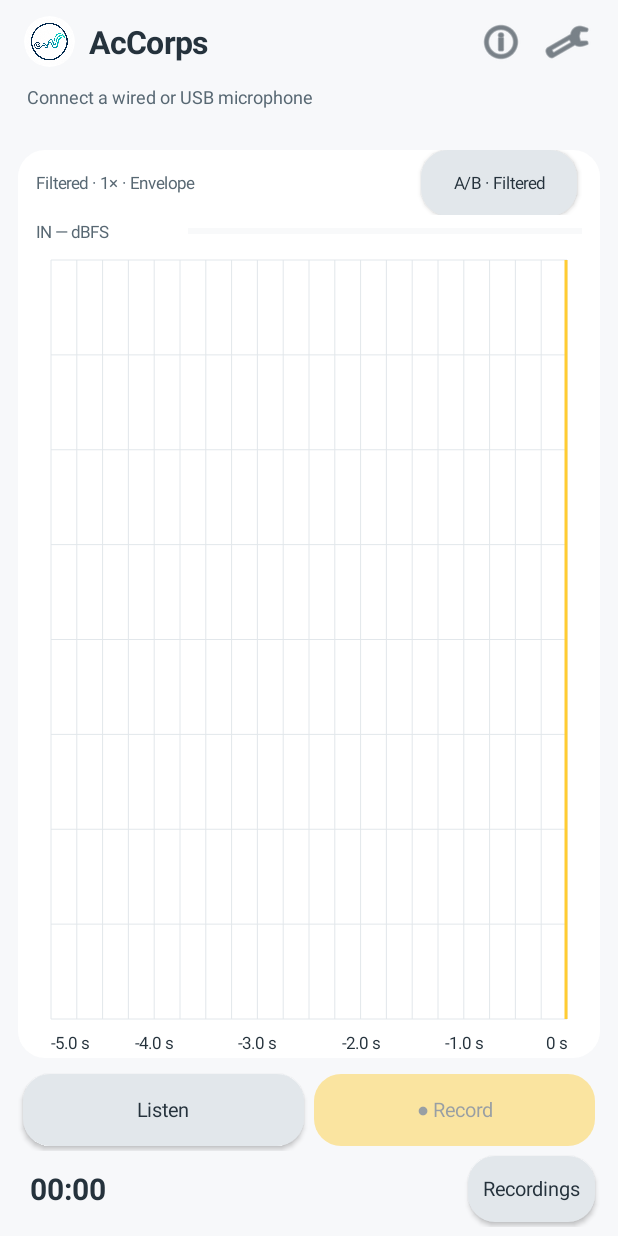
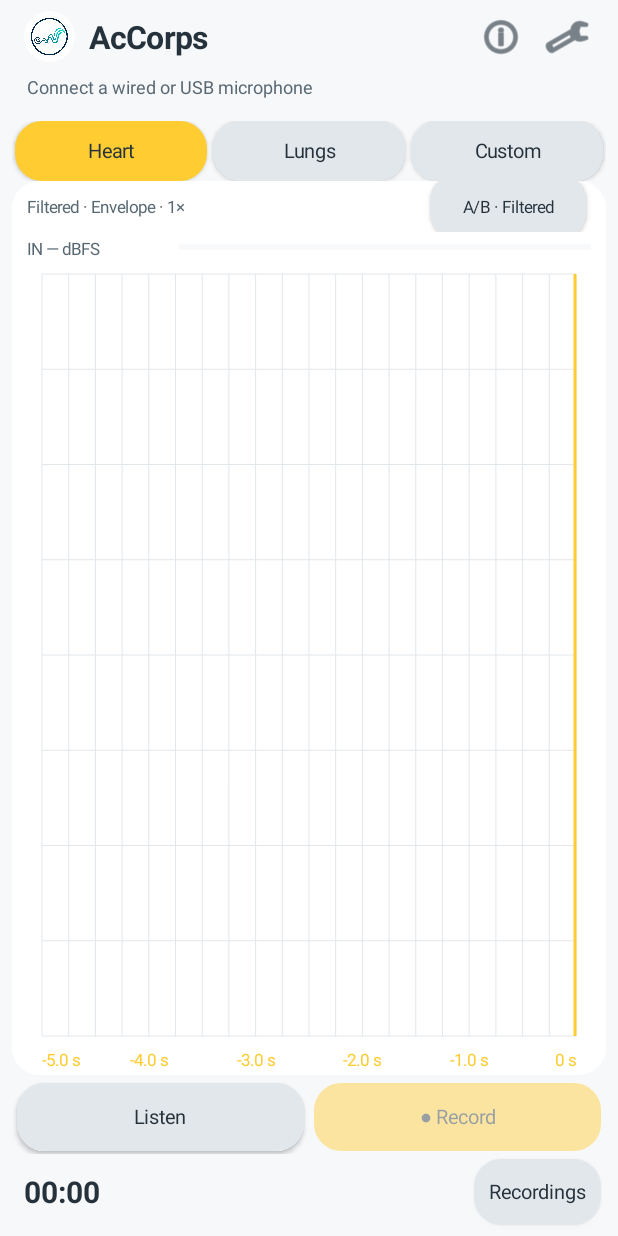
Before and after one commit to Orbivia/AcCorps, an Android app: the screen it shows after launch (MainActivity), on a phone screen of 412 x 824 dp. Run offline under Robolectric (Android 15) with nearby library versions, the phone set to English and light mode, and no system bars; 1 statement that could not run was skipped.

Commit message:
Enlarge live scope, compact transport and add quick Heart/Lungs profiles

```diff
--- a/app/src/main/java/fr/orbivia/accorps/MainActivity.java
+++ b/app/src/main/java/fr/orbivia/accorps/MainActivity.java
@@ -29,6 +29,7 @@ public final class MainActivity extends Activity {
  private TextView state,timer,displayInfo,levelInfo;
  private ProgressBar inputMeter;
  private Button compareButton;
+ private Button[] quickModes;
  private long lastMeterUpdate;
  private Button listen,record,stop,back;
  private File recording,export;
@@ -63,35 +64,46 @@ public final class MainActivity extends Activity {
   TextView brand=text(s(R.string.app_name),21,fg);brand.setTypeface(null,Typeface.BOLD);header.addView(brand);
   header.addView(new Space(this),new LinearLayout.LayoutParams(0,1,1));
   icon(header,android.R.drawable.ic_menu_info_details,R.string.terms_info,this::terms);icon(header,android.R.drawable.ic_menu_manage,R.string.settings_info,this::settings);
-  root.addView(header,new LinearLayout.LayoutParams(-1,dp(56)));
+  root.addView(header,new LinearLayout.LayoutParams(-1,dp(49)));
   state=text(s(R.string.connect),12,muted);state.setPadding(dp(18),0,dp(18),dp(7));state.setMaxLines(2);
-  state.setEllipsize(TextUtils.TruncateAt.END);root.addView(state,new LinearLayout.LayoutParams(-1,dp(40)));
-  FrameLayout content=new FrameLayout(this);root.addView(content,new LinearLayout.LayoutParams(-1,0,1));scopePanel=column();scopePanel.setPadding(dp(12),dp(4),dp(12),dp(6));content.addView(scopePanel,new FrameLayout.LayoutParams(-1,-1));
-  LinearLayout chart=column();chart.setBackground(shape(surface));chart.setPadding(dp(12),0,dp(12),0);scopePanel.addView(chart,new LinearLayout.LayoutParams(-1,0,1));
-  LinearLayout chartHeader=new LinearLayout(this);chartHeader.setGravity(Gravity.CENTER_VERTICAL);chart.addView(chartHeader,new LinearLayout.LayoutParams(-1,dp(43)));
+  state.setEllipsize(TextUtils.TruncateAt.END);root.addView(state,new LinearLayout.LayoutParams(-1,dp(29)));
+  FrameLayout content=new FrameLayout(this);root.addView(content,new LinearLayout.LayoutParams(-1,0,1));scopePanel=column();scopePanel.setPadding(dp(8),dp(2),dp(8),dp(4));content.addView(scopePanel,new FrameLayout.LayoutParams(-1,-1));
+  LinearLayout modeRow=new LinearLayout(this);modeRow.setGravity(Gravity.CENTER_VERTICAL);
+  scopePanel.addView(modeRow,new LinearLayout.LayoutParams(-1,dp(40)));
+  quickModes=new Button[]{
+    choice(s(R.string.heart),modeRow,false),
+    choice(s(R.string.lungs),modeRow,false),
+    choice(s(R.string.custom),modeRow,false)
+  };
+  quickModes[0].setOnClickListener(v->quickPreset(false));
+  quickModes[1].setOnClickListener(v->quickPreset(true));
+  quickModes[2].setOnClickListener(v->settings());
+  refreshQuickModes();
+  LinearLayout chart=column();chart.setBackground(shape(surface));chart.setPadding(dp(10),0,dp(10),0);scopePanel.addView(chart,new LinearLayout.LayoutParams(-1,0,1));
+  LinearLayout chartHeader=new LinearLayout(this);chartHeader.setGravity(Gravity.CENTER_VERTICAL);chart.addView(chartHeader,new LinearLayout.LayoutParams(-1,dp(34)));
   displayInfo=text("",11,muted);displayInfo.setGravity(Gravity.CENTER_VERTICAL);chartHeader.addView(displayInfo,new LinearLayout.LayoutParams(0,-2,1));
   compareButton=button(s(R.string.compare_filtered),chartHeader,false);compareButton.setTextSize(11);compareButton.setMinWidth(dp(104));
   compareButton.setOnClickListener(v->{engine.compareRaw=!engine.compareRaw;refreshCompare();});refreshCompare();
-  LinearLayout meterRow=new LinearLayout(this);meterRow.setGravity(Gravity.CENTER_VERTICAL);chart.addView(meterRow,new LinearLayout.LayoutParams(-1,dp(22)));
+  LinearLayout meterRow=new LinearLayout(this);meterRow.setGravity(Gravity.CENTER_VERTICAL);chart.addView(meterRow,new LinearLayout.LayoutParams(-1,dp(20)));
   levelInfo=text(s(R.string.input_level_idle),11,muted);meterRow.addView(levelInfo,new LinearLayout.LayoutParams(dp(101),-2));
   inputMeter=new ProgressBar(this,null,android.R.attr.progressBarStyleHorizontal);inputMeter.setMax(100);
   inputMeter.setProgressTintList(android.content.res.ColorStateList.valueOf(YELLOW));
   inputMeter.setProgressBackgroundTintList(android.content.res.ColorStateList.valueOf(line));
   meterRow.addView(inputMeter,new LinearLayout.LayoutParams(0,dp(5),1));
-  scope=new ScopeView(this,history,fg,line,YELLOW);scope.setSpeed(scrollSpeed);scope.setEnvelopeMode(envelopeDisplay);
-  scope.setOnClickListener(v->{scrollSpeed=scrollSpeed==4?1:4;scope.setSpeed(scrollSpeed);persistSettings();Toast.makeText(this,s(R.string.zoom_feedback,formatSpeed(scrollSpeed)),Toast.LENGTH_SHORT).show();});
+  scope=new ScopeView(this,history,YELLOW,line,YELLOW);scope.setSpeed(scrollSpeed);scope.setEnvelopeMode(envelopeDisplay);
+  scope.setOnClickListener(v->{scrollSpeed=scrollSpeed==2?1:2;scope.setSpeed(scrollSpeed);persistSettings();Toast.makeText(this,s(R.string.zoom_feedback,formatSpeed(scrollSpeed)),Toast.LENGTH_SHORT).show();});
   scope.setContentDescription(s(R.string.scope_tap_zoom));chart.addView(scope,new LinearLayout.LayoutParams(-1,0,1));
-  LinearLayout transport=column();transport.setPadding(0,dp(7),0,0);scopePanel.addView(transport);
+  LinearLayout transport=column();transport.setPadding(0,dp(3),0,0);scopePanel.addView(transport);
   LinearLayout controls=new LinearLayout(this);controls.setGravity(Gravity.CENTER_VERTICAL);transport.addView(controls);
   listen=button(s(R.string.listen),controls,false);listen.setOnClickListener(v->listenAction());
   record=button(s(R.string.record),controls,true);record.setEnabled(false);record.setAlpha(.45f);styleRecording(false);record.setOnClickListener(v->recordAction());
   stop=button(s(R.string.stop),controls,false);stop.setOnClickListener(v->engine.stop());stop.setVisibility(View.GONE);
   for(Button b:new Button[]{listen,record,stop}){
-   LinearLayout.LayoutParams p=new LinearLayout.LayoutParams(0,dp(48),1);p.setMargins(dp(3),dp(3),dp(3),dp(3));b.setLayoutParams(p);
+   LinearLayout.LayoutParams p=new LinearLayout.LayoutParams(0,dp(45),1);p.setMargins(dp(3),dp(2),dp(3),dp(2));b.setLayoutParams(p);
   }
   LinearLayout footer=new LinearLayout(this);footer.setGravity(Gravity.CENTER_VERTICAL);transport.addView(footer);
   timer=text("00:00",20,fg);timer.setTypeface(null,Typeface.BOLD);timer.setPadding(dp(8),0,0,0);
-  timer.setGravity(Gravity.CENTER_VERTICAL);footer.addView(timer,new LinearLayout.LayoutParams(0,dp(48),1));
+  timer.setGravity(Gravity.CENTER_VERTICAL);footer.addView(timer,new LinearLayout.LayoutParams(0,dp(42),1));
   button(s(R.string.recordings),footer,false).setOnClickListener(v->showRecordings(true));
   recordingsPanel=column();recordingsPanel.setPadding(dp(16),dp(4),dp(16),dp(8));recordingsPanel.setVisibility(View.GONE);content.addView(recordingsPanel,new FrameLayout.LayoutParams(-1,-1));
   TextView heading=text(s(R.string.recordings),22,fg);heading.setTypeface(null,Typeface.BOLD);recordingsPanel.addView(heading);ScrollView list=new ScrollView(this);list.setVerticalScrollBarEnabled(false);sessions=column();list.addView(sessions);recordingsPanel.addView(list,new LinearLayout.LayoutParams(-1,0,1));
@@ -104,11 +116,33 @@ public final class MainActivity extends Activity {
  private void start(File file){history.clear();scope.setPaused(false);scope.invalidate();timer.setText("00:00");playback=file!=null;engine.start(file);refreshCompare();listen.setText(R.string.pause_scope);record.setEnabled(!playback);record.setAlpha(playback?.45f:1);stop.setVisibility(View.VISIBLE);state.setText(file==null?s(R.string.live_status):s(R.string.playback,file.getName().replace(".wav","")));showRecordings(false);}
  private void recordAction(){try{if(engine.isRecording()){engine.finishRecord();record.setText(R.string.record);styleRecording(false);File saved=recording;recording=null;saveRecording(saved);}else{File dir=new File(getFilesDir(),"sessions");if(!dir.exists()&&!dir.mkdirs())throw new IOException(s(R.string.err_save,"storage unavailable"));File target=new File(dir,"Session_"+new SimpleDateFormat("yyyyMMdd_HHmmss_SSS",Locale.ROOT).format(new Date())+".wav");engine.record(target);recording=target;recordingStartFrame=engine.processedFrames();timer.setText("00:00");record.setText(R.string.finish);styleRecording(true);}}catch(IOException e){Toast.makeText(this,e.getMessage(),Toast.LENGTH_LONG).show();}}
  private void showRecordings(boolean show){showingRecordings=show;scopePanel.setVisibility(show?View.GONE:View.VISIBLE);recordingsPanel.setVisibility(show?View.VISIBLE:View.GONE);back.setVisibility(show?View.VISIBLE:View.GONE);if(show)library();else scope.invalidate();}
- private void updateDisplay(){displayInfo.setText(s(R.string.display_info,s(engine.compareRaw||!engine.settings.enabled?R.string.original:R.string.filtered),formatSpeed(scrollSpeed),s(envelopeDisplay?R.string.envelope:R.string.waveform)));}
+ private void updateDisplay(){
+  String processing=engine.compareRaw||!engine.settings.enabled?s(R.string.original):s(R.string.filtered);
+  if(engine.pitchEnabled&&!engine.compareRaw&&engine.pitchFactor>1.01&&engine.pitchMix>0)
+   processing=String.format(Locale.ROOT,"Pitch ×%.1f",engine.pitchFactor);
+  displayInfo.setText(processing+" · "+s(envelopeDisplay?R.string.envelope:R.string.waveform)+" · "+formatSpeed(scrollSpeed)+"×");
+ }
  private String formatSpeed(double value){return value==.5?"0.5":value==1?"1":value==2?"2":"4";}
- private void loadSettings(){android.content.SharedPreferences p=getPreferences(0);scrollSpeed=p.getFloat("scroll",1);if(scrollSpeed!=.5&&scrollSpeed!=1&&scrollSpeed!=2&&scrollSpeed!=4)scrollSpeed=1;envelopeDisplay=p.getBoolean("envelope",true);engine.settings=new Dsp.Settings(p.getFloat("low",(float)Dsp.HEART_LOW_HZ),p.getFloat("high",(float)Dsp.HEART_HIGH_HZ),p.getFloat("gain",0),p.getBoolean("enabled",true),p.getBoolean("notch",false),p.getBoolean("focused",false));engine.rawCapture=p.getBoolean("raw_capture",true);try{engine.outputMode=AudioChannels.Mode.valueOf(p.getString("audio_output","LEFT"));}catch(IllegalArgumentException|NullPointerException ignored){engine.outputMode=AudioChannels.Mode.LEFT;}}
- private void persistSettings(){Dsp.Settings d=engine.settings;getPreferences(0).edit().putFloat("scroll",(float)scrollSpeed).putBoolean("envelope",envelopeDisplay).putFloat("low",(float)d.lowHz).putFloat("high",(float)d.highHz).putFloat("gain",(float)d.gainDb).putBoolean("enabled",d.enabled).putBoolean("notch",d.notch).putBoolean("focused",d.focused).putBoolean("raw_capture",engine.rawCapture).putString("audio_output",engine.outputMode.name()).apply();updateDisplay();}
- private void refreshCompare(){if(compareButton==null)return;compareButton.setText(engine.compareRaw?R.string.compare_raw:R.string.compare_filtered);selected(compareButton,engine.compareRaw);updateDisplay();}
+ private void loadSettings(){android.content.SharedPreferences p=getPreferences(0);scrollSpeed=p.getFloat("scroll",1);if(scrollSpeed!=.5&&scrollSpeed!=1&&scrollSpeed!=2&&scrollSpeed!=4)scrollSpeed=1;envelopeDisplay=p.getBoolean("envelope",true);engine.settings=new Dsp.Settings(p.getFloat("low",(float)Dsp.HEART_LOW_HZ),p.getFloat("high",(float)Dsp.HEART_HIGH_HZ),p.getFloat("gain",0),p.getBoolean("enabled",true),p.getBoolean("notch",false),p.getBoolean("focused",false));engine.rawCapture=p.getBoolean("raw_capture",true);engine.pitchEnabled=p.getBoolean("pitch_enabled",false);engine.pitchFactor=Math.max(1,Math.min(5,p.getFloat("pitch_factor",3)));engine.pitchMix=Math.max(0,Math.min(100,p.getInt("pitch_mix",100)));try{engine.outputMode=AudioChannels.Mode.valueOf(p.getString("audio_output","LEFT"));}catch(IllegalArgumentException|NullPointerException ignored){engine.outputMode=AudioChannels.Mode.LEFT;}}
+ private void persistSettings(){Dsp.Settings d=engine.settings;getPreferences(0).edit().putFloat("scroll",(float)scrollSpeed).putBoolean("envelope",envelopeDisplay).putFloat("low",(float)d.lowHz).putFloat("high",(float)d.highHz).putFloat("gain",(float)d.gainDb).putBoolean("enabled",d.enabled).putBoolean("notch",d.notch).putBoolean("focused",d.focused).putBoolean("raw_capture",engine.rawCapture).putBoolean("pitch_enabled",engine.pitchEnabled).putFloat("pitch_factor",(float)engine.pitchFactor).putInt("pitch_mix",engine.pitchMix).putString("audio_output",engine.outputMode.name()).apply();updateDisplay();refreshQuickModes();}
+ private void refreshCompare(){
+  if(compareButton==null)return;
+  compareButton.setText(engine.compareRaw?R.string.compare_raw:engine.pitchEnabled&&engine.pitchFactor>1.01?R.string.compare_shifted:R.string.compare_filtered);
+  selected(compareButton,engine.compareRaw);updateDisplay();
+ }
+ private void quickPreset(boolean lungs){
+  Dsp.Settings d=engine.settings;
+  engine.settings=new Dsp.Settings(lungs?Dsp.LUNGS_LOW_HZ:Dsp.HEART_LOW_HZ,
+    lungs?Dsp.LUNGS_HIGH_HZ:Dsp.HEART_HIGH_HZ,d.gainDb,true,d.notch,d.focused);
+  persistSettings();
+ }
+ private void refreshQuickModes(){
+  if(quickModes==null)return;
+  Dsp.Settings d=engine.settings;
+  boolean lungs=d.enabled&&d.lowHz==Dsp.LUNGS_LOW_HZ&&d.highHz==Dsp.LUNGS_HIGH_HZ;
+  boolean heart=d.enabled&&d.lowHz==Dsp.HEART_LOW_HZ&&(d.highHz==Dsp.HEART_HIGH_HZ||d.highHz==160);
+  selected(quickModes[0],heart);selected(quickModes[1],lungs);selected(quickModes[2],!heart&&!lungs);
+ }
  private void styleRecording(boolean active){if(record==null)return;record.setBackground(shape(active?0xFFE65A53:YELLOW));record.setTextColor(active?Color.WHITE:INK);if(timer!=null)timer.setTextColor(active?0xFFE65A53:fg);}
  private void updateMeter(){if(inputMeter==null||levelInfo==null)return;float in=engine.inputPeak;
   boolean clipped=in>=.985f;boolean limited=engine.limiterActive;
```
